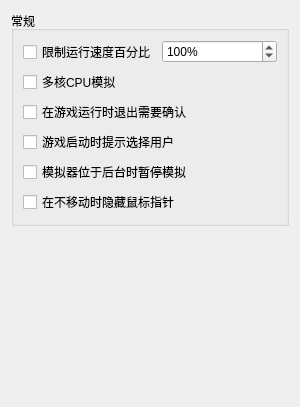
formylover/yuzu-early-access, file src/yuzu/configuration/configure_general.ui: the form before one commit.
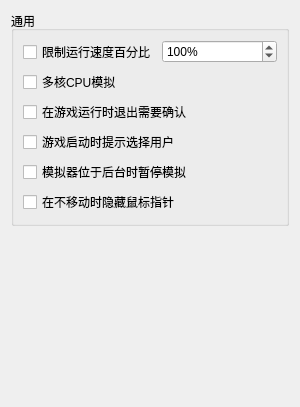
The form after the commit.

Diff of the .ui file:
```diff
--- a/src/yuzu/configuration/configure_general.ui
+++ b/src/yuzu/configuration/configure_general.ui
@@ -19,7 +19,7 @@
      <item>
       <widget class="QGroupBox" name="GeneralGroupBox">
        <property name="title">
-        <string>常规</string>
+        <string>通用</string>
        </property>
        <layout class="QHBoxLayout" name="GeneralHorizontalLayout">
         <item>
```
